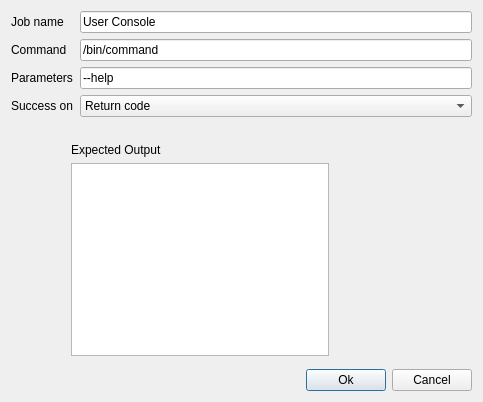
Before: the Qt Designer form ConfigurationEditingTool/editconsolejobdialog.ui in MickaelOnTheWave/GuimicK, drawn with Qt 5.
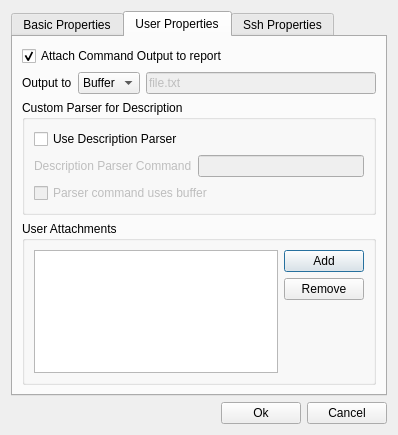
After: the same form once the commit is applied. The open tabs and pages were chosen to show the change.

Commit message: Mostly finished Console job UI edit.

```diff
--- a/ConfigurationEditingTool/editconsolejobdialog.ui
+++ b/ConfigurationEditingTool/editconsolejobdialog.ui
@@ -6,16 +6,26 @@
    <rect>
     <x>0</x>
     <y>0</y>
-    <width>483</width>
-    <height>402</height>
+    <width>398</width>
+    <height>435</height>
    </rect>
   </property>
   <property name="windowTitle">
    <string>Console Job Configuration</string>
   </property>
-  <layout class="QVBoxLayout" name="verticalLayout_3">
+  <layout class="QVBoxLayout" name="verticalLayout_7">
    <item>
-    <layout class="QFormLayout" name="formLayout">
+    <widget class="QTabWidget" name="tabWidget">
+     <property name="currentIndex">
+      <number>0</number>
+     </property>
+     <widget class="QWidget" name="tab">
+      <attribute name="title">
+       <string>Basic Properties</string>
+      </attribute>
+      <layout class="QVBoxLayout" name="verticalLayout_4">
+       <item>
+        <layout class="QFormLayout" name="formLayout_2">
      <item row="0" column="0">
       <widget class="QLabel" name="label">
        <property name="text">
@@ -82,6 +92,8 @@
     </layout>
    </item>
    <item>
+        <layout class="QFormLayout" name="formLayout">
+         <item row="0" column="1">
     <widget class="QStackedWidget" name="successTypeWidget">
      <property name="currentIndex">
       <number>0</number>
@@ -112,15 +124,8 @@
       </layout>
      </widget>
      <widget class="QWidget" name="page_2">
-      <widget class="QWidget" name="layoutWidget">
-       <property name="geometry">
-        <rect>
-         <x>60</x>
-         <y>20</y>
-         <width>258</width>
-         <height>213</height>
-        </rect>
-       </property>
+            <layout class="QVBoxLayout" name="verticalLayout_9">
+             <item>
        <layout class="QVBoxLayout" name="verticalLayout_2">
         <item>
          <widget class="QLabel" name="label_6">
@@ -133,7 +138,211 @@
          <widget class="QPlainTextEdit" name="expectedOutputTextEdit"/>
         </item>
        </layout>
-      </widget>
+             </item>
+            </layout>
+           </widget>
+          </widget>
+         </item>
+        </layout>
+       </item>
+      </layout>
+     </widget>
+     <widget class="QWidget" name="tab_2">
+      <attribute name="title">
+       <string>User Properties</string>
+      </attribute>
+      <layout class="QVBoxLayout" name="verticalLayout_6">
+       <item>
+        <widget class="QCheckBox" name="attachOutputBox">
+         <property name="text">
+          <string>Attach Command Output to report</string>
+         </property>
+         <property name="checked">
+          <bool>true</bool>
+         </property>
+        </widget>
+       </item>
+       <item>
+        <layout class="QHBoxLayout" name="horizontalLayout_3">
+         <item>
+          <widget class="QLabel" name="label_8">
+           <property name="text">
+            <string>Output to</string>
+           </property>
+          </widget>
+         </item>
+         <item>
+          <widget class="QComboBox" name="successTypeBox_2">
+           <item>
+            <property name="text">
+             <string>Buffer</string>
+            </property>
+           </item>
+           <item>
+            <property name="text">
+             <string>File</string>
+            </property>
+           </item>
+          </widget>
+         </item>
+         <item>
+          <widget class="QLineEdit" name="fileOutputEdit">
+           <property name="enabled">
+            <bool>false</bool>
+           </property>
+           <property name="text">
+            <string>file.txt</string>
+           </property>
+          </widget>
+         </item>
+        </layout>
+       </item>
+       <item>
+        <widget class="QGroupBox" name="groupBox">
+         <property name="title">
+          <string>Custom Parser for Description</string>
+         </property>
+         <layout class="QVBoxLayout" name="verticalLayout_3">
+          <item>
+           <widget class="QCheckBox" name="useParserBox">
+            <property name="text">
+             <string>Use Description Parser</string>
+            </property>
+           </widget>
+          </item>
+          <item>
+           <layout class="QHBoxLayout" name="horizontalLayout_4">
+            <item>
+             <widget class="QLabel" name="parserLabel">
+              <property name="enabled">
+               <bool>false</bool>
+              </property>
+              <property name="text">
+               <string>Description Parser Command</string>
+              </property>
+             </widget>
+            </item>
+            <item>
+             <widget class="QLineEdit" name="parserEdit">
+              <property name="enabled">
+               <bool>false</bool>
+              </property>
+             </widget>
+            </item>
+           </layout>
+          </item>
+          <item>
+           <widget class="QCheckBox" name="parserUsesBufferBox">
+            <property name="enabled">
+             <bool>false</bool>
+            </property>
+            <property name="text">
+             <string>Parser command uses buffer</string>
+            </property>
+           </widget>
+          </item>
+         </layout>
+        </widget>
+       </item>
+       <item>
+        <widget class="QGroupBox" name="groupBox_2">
+         <property name="title">
+          <string>User Attachments</string>
+         </property>
+         <layout class="QHBoxLayout" name="horizontalLayout_5">
+          <item>
+           <widget class="QListWidget" name="attachmentsWidget"/>
+          </item>
+          <item>
+           <layout class="QVBoxLayout" name="verticalLayout_5">
+            <item>
+             <widget class="QPushButton" name="addAttachmentButton">
+              <property name="text">
+               <string>Add</string>
+              </property>
+             </widget>
+            </item>
+            <item>
+             <widget class="QPushButton" name="removeAttachmentButton">
+              <property name="text">
+               <string>Remove</string>
+              </property>
+             </widget>
+            </item>
+            <item>
+             <spacer name="verticalSpacer">
+              <property name="orientation">
+               <enum>Qt::Vertical</enum>
+              </property>
+              <property name="sizeHint" stdset="0">
+               <size>
+                <width>20</width>
+                <height>40</height>
+               </size>
+              </property>
+             </spacer>
+            </item>
+           </layout>
+          </item>
+         </layout>
+        </widget>
+       </item>
+      </layout>
+     </widget>
+     <widget class="QWidget" name="tab_3">
+      <attribute name="title">
+       <string>Ssh Properties</string>
+      </attribute>
+      <layout class="QVBoxLayout" name="verticalLayout_8">
+       <item>
+        <widget class="QCheckBox" name="useCurrentClientBox">
+         <property name="text">
+          <string>Use current client as Target</string>
+         </property>
+         <property name="checked">
+          <bool>true</bool>
+         </property>
+        </widget>
+       </item>
+       <item>
+        <layout class="QFormLayout" name="formLayout_3">
+         <item row="0" column="0">
+          <widget class="QLabel" name="userLabel">
+           <property name="enabled">
+            <bool>false</bool>
+           </property>
+           <property name="text">
+            <string>User</string>
+           </property>
+          </widget>
+         </item>
+         <item row="0" column="1">
+          <widget class="QLineEdit" name="userEdit">
+           <property name="enabled">
+            <bool>false</bool>
+           </property>
+          </widget>
+         </item>
+         <item row="1" column="0">
+          <widget class="QLabel" name="hostLabel">
+           <property name="enabled">
+            <bool>false</bool>
+           </property>
+           <property name="text">
+            <string>Host</string>
+           </property>
+          </widget>
+         </item>
+         <item row="1" column="1">
+          <widget class="QLineEdit" name="hostEdit">
+           <property name="enabled">
+            <bool>false</bool>
+           </property>
+          </widget>
+         </item>
+        </layout>
+       </item>
+      </layout>
      </widget>
     </widget>
    </item>
```
Lines whose indentation alone changed are shown as unchanged. The commit also changes 6 other files.
